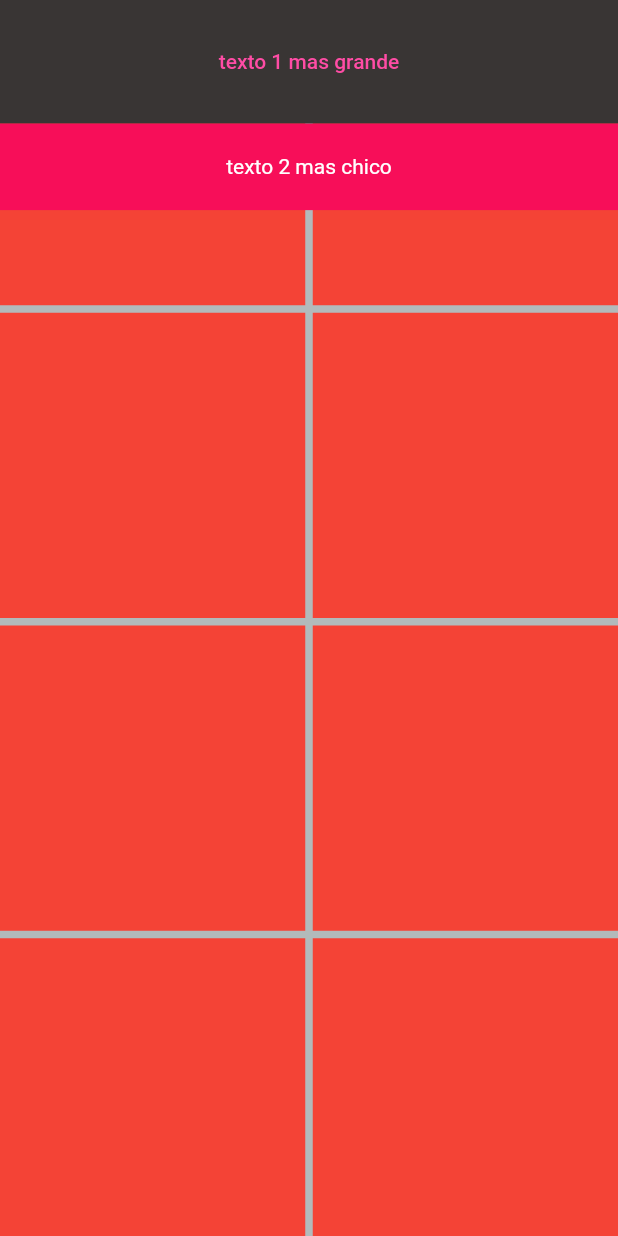
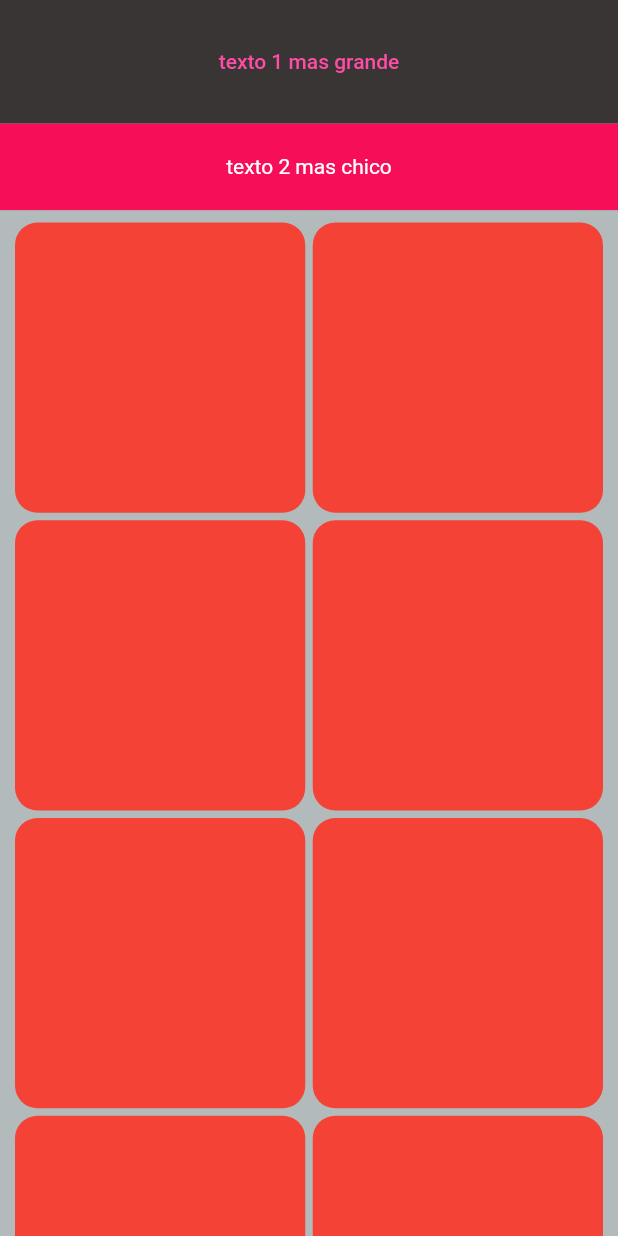
Before and after one commit to agusci21/cumple_mar_web, a Flutter app: the screen it shows after launch, on a phone screen of 412 x 824 dp. Run offline on Flutter 3.47's test engine with Material 2 defaults, Android fonts, the light colour scheme and no system bars.

Commit message:
Card Model better

```diff
--- a/lib/pages/home_page.dart
+++ b/lib/pages/home_page.dart
@@ -99,7 +99,10 @@ class _BodyScroll extends StatelessWidget {
     double screenHeight = MediaQuery.of(context).size.height;
     double screenwidth = MediaQuery.of(context).size.width;
 
-    return GridView.count(
+    return Container(
+      padding: EdgeInsets.symmetric(horizontal: 10),
+      margin: EdgeInsets.only(top: screenHeight * 0.18),
+      child: GridView.count(
             crossAxisCount: 2,
             mainAxisSpacing: 5,
             crossAxisSpacing: 5,
@@ -115,6 +118,7 @@ class _BodyScroll extends StatelessWidget {
               CardWidget(),
               CardWidget(),
             ],
+          ),
     );
   }
 }
--- a/lib/widgets/card_widget.dart
+++ b/lib/widgets/card_widget.dart
@@ -8,10 +8,11 @@ class CardWidget extends StatelessWidget {
     double screeHeight = MediaQuery.of(context).size.height;
     double screenWidth = MediaQuery.of(context).size.width;
     return Container(
-      height: screeHeight * 0.15,
+      //height: screeHeight * 0.25,
+      height: 20,
       width: screenWidth * 0.8 ,
-      //margin: EdgeInsets.symmetric(vertical: 20, horizontal: 15),
       decoration: BoxDecoration(
+        borderRadius: BorderRadius.circular(15),
         color: Colors.red
       ),
       child: ListTile(
```
Lines whose indentation alone changed are shown as unchanged.
